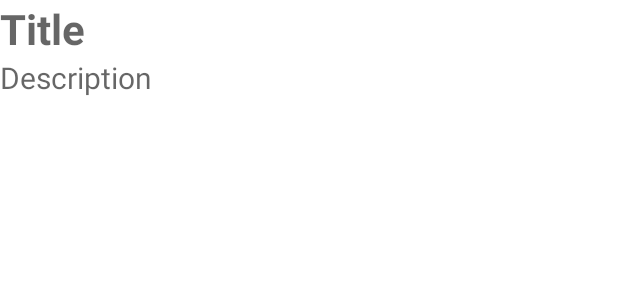
After one commit to amizg/TaskMaster, an Android app: the layout expand_task_view.xml on its own in the app's theme, with its tools: preview values and no code run, on a phone screen of 412 x 824 dp. The commit adds this screen. Shown: the top 300 px of the screen. Run offline under Robolectric (Android 15) with nearby library versions, the phone set to English and light mode, and no system bars.

Commit message:
Added view task
View task functionality added with a detailed pop up screen upon clicking on specific task

```diff
--- a/app/src/main/java/com/example/taskapp/DataManager.kt
+++ b/app/src/main/java/com/example/taskapp/DataManager.kt
@@ -13,7 +13,7 @@ class DataManager(context: Context) : SQLiteOpenHelper(context, DB_NAME, null, D
 //    tasks: (id, card_id, name, description, deadline, created)
     companion object {
         private const val DB_NAME = "taskmaster"
-        private const val DB_VER = 3
+        private const val DB_VER = 4
 
         //card table
         private const val TBL_CARDS = "cards"
--- a/app/src/main/java/com/example/taskapp/MainActivity.kt
+++ b/app/src/main/java/com/example/taskapp/MainActivity.kt
@@ -34,7 +34,7 @@ class MainActivity : AppCompatActivity() {
 
         fun convertLongToTime(time: Long): String {
             val date = Date(time)
-            val format = SimpleDateFormat("yyyy.MM.dd HH:mm")
+            val format = SimpleDateFormat("E hh:mm a \n 'on' \n MM/dd/yyyy")
             return format.format(date)
         }
 
--- /dev/null
+++ b/app/src/main/res/layout/expand_task_view.xml
@@ -0,0 +1,41 @@
+<?xml version="1.0" encoding="utf-8"?>
+<RelativeLayout xmlns:android="http://schemas.android.com/apk/res/android"
+    android:orientation="vertical"
+    android:layout_width="match_parent"
+    android:layout_height="match_parent">
+
+    <TextView
+        android:id="@+id/taskName"
+        android:layout_width="match_parent"
+        android:layout_height="wrap_content"
+        android:textSize="28sp"
+        android:textStyle="bold"
+        android:hint="Title"/>
+
+    <TextView
+        android:id="@+id/taskDesc"
+        android:layout_width="match_parent"
+        android:layout_height="wrap_content"
+        android:layout_below="@id/taskName"
+        android:textSize="20dp"
+        android:hint="Description"/>
+
+    <TextView
+        android:id="@+id/selectedDateText"
+        android:layout_width="wrap_content"
+        android:layout_height="wrap_content"
+        android:layout_centerHorizontal="true"
+        android:layout_below="@id/taskDesc"
+        android:layout_marginTop="15dp"
+        android:gravity="center"
+        android:text=""
+        android:textSize="24sp" />
+
+<!--    <Button-->
+<!--        android:id="@+id/editTaskBtn"-->
+<!--        android:layout_width="wrap_content"-->
+<!--        android:layout_height="wrap_content"-->
+<!--        android:layout_below="@+id/selectedDateText"-->
+<!--        android:layout_centerHorizontal="true"-->
+<!--        android:text="Edit Task" />-->
+</RelativeLayout>
```
Also changed, not shown: app/src/main/java/com/example/taskapp/Fragments/CardFragment.kt (+54 -5 lines), app/src/main/java/com/example/taskapp/Fragments/RecyclerAdapter.kt (+25 -12 lines).
